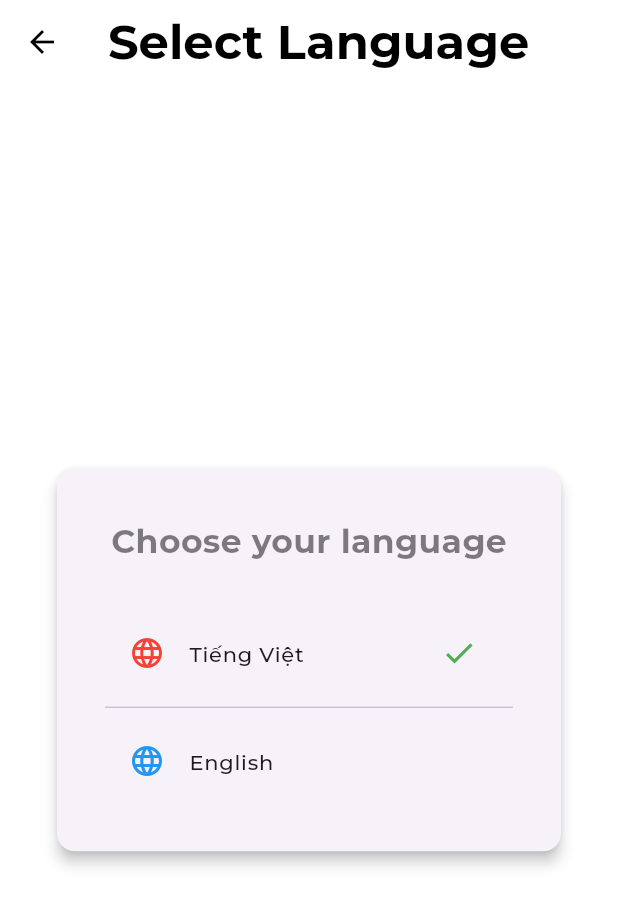
After one commit to MuaLu-android/t_store_panel, a Flutter app: the LanguaneDesktop screen opened directly, on a phone screen of 412 x 824 dp. The commit adds this screen. Shown: the top 906 px of the screen. Run offline on Flutter 3.47's test engine with Material 3 defaults, Android fonts, the phone set to English and light mode, and no system bars; our stand-ins replace cached_network_image, cloud_firestore, connectivity_plus, data_table_2, firebase_auth, firebase_core and 11 more; missing offline and left inert: clipboard, dynamic_path_url_strategy, flutter_dropzone, universal_html; accounts and stored records are empty; project files that could hold a hidden picture were left out.

Commit message:
languane_logout_build

```diff
--- a/lib/common/widgets/layouts/sidebars/sidebar.dart
+++ b/lib/common/widgets/layouts/sidebars/sidebar.dart
@@ -125,6 +125,11 @@ class TSizebar extends StatelessWidget {
                       itemName: local.settings,
                     ),
                     TMenuTem(
+                      route: TRoutes.language,
+                      icon: Iconsax.global,
+                      itemName: local.language,
+                    ),
+                    TMenuTem(
                       route: TRoutes.logout,
                       icon: Iconsax.logout,
                       itemName: local.logout,
--- /dev/null
+++ b/lib/features/shop/screens/language/reponsive_screen/languane_desktop.dart
@@ -0,0 +1,62 @@
+import 'package:flutter/material.dart';
+import 'package:get/get.dart';
+
+class LanguaneDesktop extends StatelessWidget {
+  const LanguaneDesktop({super.key});
+
+  @override
+  Widget build(BuildContext context) {
+    final currentLocale = Localizations.localeOf(context).languageCode;
+    return Scaffold(
+      appBar: AppBar(
+        title: Text(
+          'Select Language',
+          style: Theme.of(context).textTheme.headlineLarge,
+        ),
+      ),
+      body: Center(
+        child: SizedBox(
+          width: 400,
+          child: Card(
+            elevation: 4,
+            margin: const EdgeInsets.all(32),
+            child: Padding(
+              padding: const EdgeInsets.all(32.0),
+              child: Column(
+                mainAxisSize: MainAxisSize.min,
+                children: [
+                  const Text(
+                    'Choose your language',
+                    style: TextStyle(fontSize: 22, fontWeight: FontWeight.bold),
+                  ),
+                  const SizedBox(height: 32),
+                  ListTile(
+                    leading: const Icon(Icons.language, color: Colors.red),
+                    title: const Text('Tiếng Việt'),
+                    trailing: currentLocale == 'vi'
+                        ? const Icon(Icons.check, color: Colors.green)
+                        : null,
+                    onTap: () {
+                      Get.updateLocale(const Locale('vi'));
+                    },
+                  ),
+                  const Divider(),
+                  ListTile(
+                    leading: const Icon(Icons.language, color: Colors.blue),
+                    title: const Text('English'),
+                    trailing: currentLocale == 'en'
+                        ? const Icon(Icons.check, color: Colors.green)
+                        : null,
+                    onTap: () {
+                      Get.updateLocale(const Locale('en'));
+                    },
+                  ),
+                ],
+              ),
+            ),
+          ),
+        ),
+      ),
+    );
+  }
+}
--- a/lib/l10n/app_en.arb
+++ b/lib/l10n/app_en.arb
@@ -516,7 +516,7 @@
     "@media_upload_confirm_title": {
         "description": "Title for upload images confirmation dialog"
     },
-    "media_upload_confirm_message": "Are you sure you want to upload all the Image in {folder} folder",
+    "media_upload_confirm_message": "Are you sure you want to upload all the Image in ",
     "@media_upload_confirm_message": {
         "description": "Content for upload images confirmation dialog"
     },
@@ -536,7 +536,7 @@
     "@media_error_upload_title": {
         "description": "Title for error uploading images"
     },
-    "media_error_upload_message": "Something went wrong while uploading your images: {error}",
+    "media_error_upload_message": "Something went wrong while uploading your images:",
     "@media_error_upload_message": {
         "description": "Message for error uploading images"
     },
@@ -551,5 +551,9 @@
     "media_delete_success_message": "Image successfully deleted from your cloud storage",
     "@media_delete_success_message": {
         "description": "Message for successful image deletion"
+    },
+    "language": "Language",
+    "@language": {
+        "description": "Menu item for changing language"
     }
 }
--- a/lib/l10n/app_localizations.dart
+++ b/lib/l10n/app_localizations.dart
@@ -922,6 +922,12 @@ abstract class AppLocalizations {
   /// In en, this message translates to:
   /// **'Image successfully deleted from your cloud storage'**
   String get media_delete_success_message;
+
+  /// Menu item for changing language
+  ///
+  /// In en, this message translates to:
+  /// **'Language'**
+  String get language;
 }
 
 class _AppLocalizationsDelegate extends LocalizationsDelegate<AppLocalizations> {
--- a/lib/l10n/app_localizations_en.dart
+++ b/lib/l10n/app_localizations_en.dart
@@ -425,4 +425,7 @@ class AppLocalizationsEn extends AppLocalizations {
 
   @override
   String get media_delete_success_message => 'Image successfully deleted from your cloud storage';
+
+  @override
+  String get language => 'Language';
 }
--- a/lib/l10n/app_localizations_vi.dart
+++ b/lib/l10n/app_localizations_vi.dart
@@ -425,4 +425,7 @@ class AppLocalizationsVi extends AppLocalizations {
 
   @override
   String get media_delete_success_message => 'Ảnh đã được xóa khỏi lưu trữ đám mây';
+
+  @override
+  String get language => 'Ngôn ngữ';
 }
--- a/lib/l10n/app_vi.arb
+++ b/lib/l10n/app_vi.arb
@@ -516,7 +516,7 @@
     "@media_upload_confirm_title": {
         "description": "Tiêu đề xác nhận tải ảnh lên"
     },
-    "media_upload_confirm_message": "Bạn có chắc muốn tải tất cả ảnh vào thư mục {folder} không?",
+    "media_upload_confirm_message": "Bạn có chắc muốn tải tất cả ảnh vào thư mục  không?",
     "@media_upload_confirm_message": {
         "description": "Nội dung xác nhận tải ảnh lên"
     },
@@ -536,7 +536,7 @@
     "@media_error_upload_title": {
         "description": "Tiêu đề lỗi tải ảnh"
     },
-    "media_error_upload_message": "Có lỗi khi tải ảnh: {error}",
+    "media_error_upload_message": "Có lỗi khi tải ảnh:",
     "@media_error_upload_message": {
         "description": "Thông báo lỗi khi tải ảnh"
     },
@@ -551,5 +551,9 @@
     "media_delete_success_message": "Ảnh đã được xóa khỏi lưu trữ đám mây",
     "@media_delete_success_message": {
         "description": "Thông báo xóa ảnh thành công"
+    },
+    "language": "Ngôn ngữ",
+    "@language": {
+        "description": "Menu đổi ngôn ngữ"
     }
 }
--- a/lib/route/app_routes.dart
+++ b/lib/route/app_routes.dart
@@ -1,5 +1,6 @@
 import 'package:admin_hmoob_store/features/authentication/screens/login/forget_password/forget_password.dart';
 import 'package:admin_hmoob_store/features/authentication/screens/login/login.dart';
+import 'package:admin_hmoob_store/features/authentication/screens/logouts/logout.dart';
 import 'package:admin_hmoob_store/features/authentication/screens/reset_password/reset_password.dart';
 import 'package:admin_hmoob_store/features/media/screens/media/media.dart';
 import 'package:admin_hmoob_store/features/personalization/screen/settings/settings.dart';
@@ -15,6 +16,7 @@ import 'package:admin_hmoob_store/features/shop/screens/category/edit_categories
 import 'package:admin_hmoob_store/features/shop/screens/customers/all_customers/customer_screen.dart';
 import 'package:admin_hmoob_store/features/shop/screens/customers/customer_details/customer_details_screen.dart';
 import 'package:admin_hmoob_store/features/shop/screens/dashboard/dashboard_screen.dart';
+import 'package:admin_hmoob_store/features/shop/screens/language/language.dart';
 import 'package:admin_hmoob_store/features/shop/screens/orders/all_order/order_screen.dart';
 import 'package:admin_hmoob_store/features/shop/screens/orders/detail_order/orders_details_screen.dart';
 import 'package:admin_hmoob_store/features/shop/screens/products/all_products/product_screen.dart';
@@ -133,5 +135,15 @@ class TAppRoute {
       page: () => const EditProductsScreen(),
       middlewares: [TRouteMiddleware()],
     ),
+    GetPage(
+      name: TRoutes.logout,
+      page: () => const LogoutScreen(),
+      middlewares: [TRouteMiddleware()],
+    ),
+    GetPage(
+      name: TRoutes.language,
+      page: () => const LanguageScreen(),
+      middlewares: [TRouteMiddleware()],
+    ),
   ];
 }
--- a/lib/route/route.dart
+++ b/lib/route/route.dart
@@ -34,6 +34,7 @@ class TRoutes {
   static const settings = '/settings';
   static const profile = '/profile';
   static const coupons = '/coupons';
+  static const language = '/language';
 
   static List<String> sidebarMenuItems = [
     dashboard,
```
Also changed, not shown: lib/features/authentication/controllers/logout_controller.dart (added, +10 -0 lines), lib/features/authentication/screens/logouts/logout.dart (added, +12 -0 lines), lib/features/authentication/screens/logouts/reponsive_screen/logout_desktop.dart (added, +47 -0 lines), lib/features/shop/screens/language/language.dart (added, +12 -0 lines).
